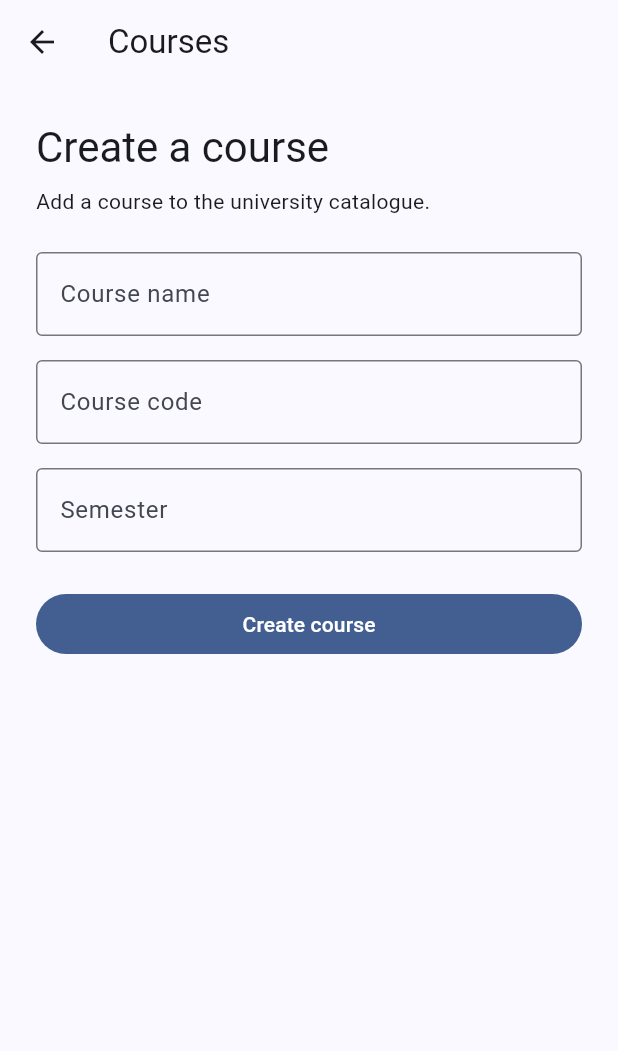
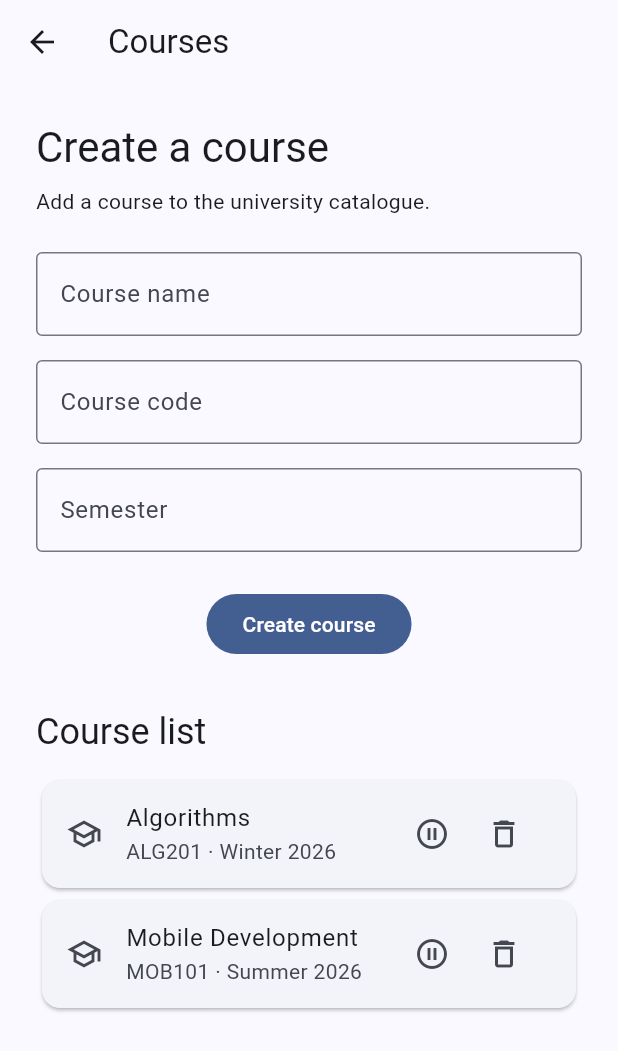
Before and after one commit to AlexisPac0/UniConnect, a Flutter app: the screen it shows after launch, after a tap on "Courses", on a phone screen of 412 x 824 dp. Shown: the top 1051 px of the screen. Run offline on Flutter 3.47's test engine with Material 3 defaults, Android fonts, the phone set to English and light mode, and no system bars; our stand-ins replace equatable, flutter_bloc, get_it, go_router.

Commit message:
SCRUM-30: add the deletion of the courses

```diff
--- a/lib/core/di/injection.dart
+++ b/lib/core/di/injection.dart
@@ -6,6 +6,9 @@ import 'package:uniconnect/features/courses/data/datasources/course_data_source.
 import 'package:uniconnect/features/courses/data/repositories/course_repository_impl.dart';
 import 'package:uniconnect/features/courses/domain/repositories/course_repository.dart';
 import 'package:uniconnect/features/courses/domain/usecases/create_course.dart';
+import 'package:uniconnect/features/courses/domain/usecases/delete_course.dart';
+import 'package:uniconnect/features/courses/domain/usecases/get_courses.dart';
+import 'package:uniconnect/features/courses/domain/usecases/suspend_course.dart';
 import 'package:uniconnect/features/courses/presentation/cubit/course_cubit.dart';
 import 'package:uniconnect/features/home/data/datasources/home_data_source.dart';
 import 'package:uniconnect/features/home/data/repositories/home_repository_impl.dart';
@@ -35,7 +38,10 @@ void _registerCourseFeature() {
       () => CourseRepositoryImpl(getIt()),
     )
     ..registerLazySingleton(() => CreateCourse(getIt()))
-    ..registerFactory(() => CourseCubit(getIt()));
+    ..registerLazySingleton(() => GetCourses(getIt()))
+    ..registerLazySingleton(() => SuspendCourse(getIt()))
+    ..registerLazySingleton(() => DeleteCourse(getIt()))
+    ..registerFactory(() => CourseCubit(getIt(), getIt(), getIt(), getIt()));
 }
 
 void _registerCore() {
--- a/lib/features/courses/data/datasources/course_data_source.dart
+++ b/lib/features/courses/data/datasources/course_data_source.dart
@@ -6,11 +6,30 @@ abstract interface class CourseDataSource {
     required String code,
     required String semester,
   });
+  Future<List<CourseModel>> getCourses();
+  Future<CourseModel> suspendCourse({
+    required String code,
+    required bool isSuspended,
+  });
+  Future<void> deleteCourse({required String code});
 }
 
 /// Temporary backend substitute until the course API is available.
 class FakeCourseDataSource implements CourseDataSource {
   const FakeCourseDataSource();
+
+  static final List<CourseModel> _courses = [
+    const CourseModel(
+      name: 'Algorithms',
+      code: 'ALG201',
+      semester: 'Winter 2026',
+    ),
+    const CourseModel(
+      name: 'Mobile Development',
+      code: 'MOB101',
+      semester: 'Summer 2026',
+    ),
+  ];
 
   @override
   Future<CourseModel> createCourse({
@@ -19,10 +38,46 @@ class FakeCourseDataSource implements CourseDataSource {
     required String semester,
   }) async {
     await Future<void>.delayed(const Duration(milliseconds: 400));
-    return CourseModel(
+    final course = CourseModel(
       name: name.trim(),
       code: code.trim().toUpperCase(),
       semester: semester.trim(),
     );
+    _courses.add(course);
+    return course;
+  }
+
+  @override
+  Future<List<CourseModel>> getCourses() async {
+    await Future<void>.delayed(const Duration(milliseconds: 300));
+    return List<CourseModel>.unmodifiable(_courses);
+  }
+
+  @override
+  Future<CourseModel> suspendCourse({
+    required String code,
+    required bool isSuspended,
+  }) async {
+    await Future<void>.delayed(const Duration(milliseconds: 300));
+    final index = _courses.indexWhere(
+      (course) => course.code.toUpperCase() == code.toUpperCase(),
+    );
+    if (index == -1) throw Exception('Course not found');
+    final updated = CourseModel(
+      name: _courses[index].name,
+      code: _courses[index].code,
+      semester: _courses[index].semester,
+      isSuspended: isSuspended,
+    );
+    _courses[index] = updated;
+    return updated;
+  }
+
+  @override
+  Future<void> deleteCourse({required String code}) async {
+    await Future<void>.delayed(const Duration(milliseconds: 300));
+    _courses.removeWhere(
+      (course) => course.code.toUpperCase() == code.toUpperCase(),
+    );
   }
 }
--- a/lib/features/courses/data/models/course_model.dart
+++ b/lib/features/courses/data/models/course_model.dart
@@ -5,13 +5,20 @@ class CourseModel {
     required this.name,
     required this.code,
     required this.semester,
+    this.isSuspended = false,
   });
 
   final String name;
   final String code;
   final String semester;
+  final bool isSuspended;
 
   Course toEntity() {
-    return Course(name: name, code: code, semester: semester);
+    return Course(
+      name: name,
+      code: code,
+      semester: semester,
+      isSuspended: isSuspended,
+    );
   }
 }
--- a/lib/features/courses/data/repositories/course_repository_impl.dart
+++ b/lib/features/courses/data/repositories/course_repository_impl.dart
@@ -31,4 +31,55 @@ class CourseRepositoryImpl implements CourseRepository {
       );
     }
   }
+
+  @override
+  Future<Result<List<Course>>> getCourses() async {
+    try {
+      final models = await _dataSource.getCourses();
+      return Success(models.map((model) => model.toEntity()).toList());
+    } catch (error) {
+      return Failure(
+        UnexpectedFailure(
+          message: 'Could not load the courses. Please try again.',
+          cause: error,
+        ),
+      );
+    }
+  }
+
+  @override
+  Future<Result<Course>> suspendCourse({
+    required String code,
+    required bool isSuspended,
+  }) async {
+    try {
+      final model = await _dataSource.suspendCourse(
+        code: code,
+        isSuspended: isSuspended,
+      );
+      return Success(model.toEntity());
+    } catch (error) {
+      return Failure(
+        UnexpectedFailure(
+          message: 'Could not update the course. Please try again.',
+          cause: error,
+        ),
+      );
+    }
+  }
+
+  @override
+  Future<Result<void>> deleteCourse({required String code}) async {
+    try {
+      await _dataSource.deleteCourse(code: code);
+      return const Success(null);
+    } catch (error) {
+      return Failure(
+        UnexpectedFailure(
+          message: 'Could not delete the course. Please try again.',
+          cause: error,
+        ),
+      );
+    }
+  }
 }
--- a/lib/features/courses/domain/entities/course.dart
+++ b/lib/features/courses/domain/entities/course.dart
@@ -5,12 +5,14 @@ class Course extends Equatable {
     required this.name,
     required this.code,
     required this.semester,
+    this.isSuspended = false,
   });
 
   final String name;
   final String code;
   final String semester;
+  final bool isSuspended;
 
   @override
-  List<Object?> get props => [name, code, semester];
+  List<Object?> get props => [name, code, semester, isSuspended];
 }
--- a/lib/features/courses/domain/repositories/course_repository.dart
+++ b/lib/features/courses/domain/repositories/course_repository.dart
@@ -7,4 +7,10 @@ abstract interface class CourseRepository {
     required String code,
     required String semester,
   });
+  Future<Result<List<Course>>> getCourses();
+  Future<Result<Course>> suspendCourse({
+    required String code,
+    required bool isSuspended,
+  });
+  Future<Result<void>> deleteCourse({required String code});
 }
--- /dev/null
+++ b/lib/features/courses/domain/usecases/delete_course.dart
@@ -0,0 +1,20 @@
+import 'package:uniconnect/core/result/result.dart';
+import 'package:uniconnect/core/usecase/usecase.dart';
+import 'package:uniconnect/features/courses/domain/repositories/course_repository.dart';
+
+class DeleteCourseParams {
+  const DeleteCourseParams(this.code);
+
+  final String code;
+}
+
+class DeleteCourse extends UseCase<void, DeleteCourseParams> {
+  const DeleteCourse(this._repository);
+
+  final CourseRepository _repository;
+
+  @override
+  Future<Result<void>> call(DeleteCourseParams params) {
+    return _repository.deleteCourse(code: params.code);
+  }
+}
--- /dev/null
+++ b/lib/features/courses/domain/usecases/get_courses.dart
@@ -0,0 +1,15 @@
+import 'package:uniconnect/core/result/result.dart';
+import 'package:uniconnect/core/usecase/usecase.dart';
+import 'package:uniconnect/features/courses/domain/entities/course.dart';
+import 'package:uniconnect/features/courses/domain/repositories/course_repository.dart';
+
+class GetCourses extends UseCase<List<Course>, NoParams> {
+  const GetCourses(this._repository);
+
+  final CourseRepository _repository;
+
+  @override
+  Future<Result<List<Course>>> call(NoParams params) {
+    return _repository.getCourses();
+  }
+}
--- /dev/null
+++ b/lib/features/courses/domain/usecases/suspend_course.dart
@@ -0,0 +1,25 @@
+import 'package:uniconnect/core/result/result.dart';
+import 'package:uniconnect/core/usecase/usecase.dart';
+import 'package:uniconnect/features/courses/domain/entities/course.dart';
+import 'package:uniconnect/features/courses/domain/repositories/course_repository.dart';
+
+class SuspendCourseParams {
+  const SuspendCourseParams({required this.code, required this.isSuspended});
+
+  final String code;
+  final bool isSuspended;
+}
+
+class SuspendCourse extends UseCase<Course, SuspendCourseParams> {
+  const SuspendCourse(this._repository);
+
+  final CourseRepository _repository;
+
+  @override
+  Future<Result<Course>> call(SuspendCourseParams params) {
+    return _repository.suspendCourse(
+      code: params.code,
+      isSuspended: params.isSuspended,
+    );
+  }
+}
--- a/lib/features/courses/presentation/cubit/course_cubit.dart
+++ b/lib/features/courses/presentation/cubit/course_cubit.dart
@@ -1,15 +1,39 @@
 import 'package:equatable/equatable.dart';
 import 'package:flutter_bloc/flutter_bloc.dart';
 import 'package:uniconnect/core/result/result.dart';
+import 'package:uniconnect/core/usecase/usecase.dart';
 import 'package:uniconnect/features/courses/domain/entities/course.dart';
 import 'package:uniconnect/features/courses/domain/usecases/create_course.dart';
+import 'package:uniconnect/features/courses/domain/usecases/delete_course.dart';
+import 'package:uniconnect/features/courses/domain/usecases/get_courses.dart';
+import 'package:uniconnect/features/courses/domain/usecases/suspend_course.dart';
 
 part 'course_state.dart';
 
 class CourseCubit extends Cubit<CourseState> {
-  CourseCubit(this._createCourse) : super(const CourseInitial());
+  CourseCubit(
+    this._createCourse, [
+    this._getCourses,
+    this._suspendCourse,
+    this._deleteCourse,
+  ]) : super(const CourseInitial());
 
   final CreateCourse _createCourse;
+  final GetCourses? _getCourses;
+  final SuspendCourse? _suspendCourse;
+  final DeleteCourse? _deleteCourse;
+
+  Future<void> load() async {
+    final getCourses = _getCourses;
+    if (getCourses == null) return;
+    emit(const CourseLoading());
+    final result = await getCourses(const NoParams());
+    if (isClosed) return;
+    emit(switch (result) {
+      Success(:final value) => CourseLoaded(value),
+      Failure(:final failure) => CourseError(failure.message),
+    });
+  }
 
   Future<void> create({
     required String name,
@@ -26,4 +50,56 @@ class CourseCubit extends Cubit<CourseState> {
       Failure(:final failure) => CourseError(failure.message),
     });
   }
+
+  Future<void> suspend(Course course) async {
+    final suspendCourse = _suspendCourse;
+    if (suspendCourse == null) return;
+    emit(CourseUpdating(List<Course>.from(_courses)));
+    final result = await suspendCourse(
+      SuspendCourseParams(code: course.code, isSuspended: !course.isSuspended),
+    );
+    if (isClosed) return;
+    emit(switch (result) {
+      Success(:final value) => CourseLoaded(_coursesWith(value, replace: true)),
+      Failure(:final failure) => CourseError(failure.message),
+    });
+  }
+
+  Future<void> delete(Course course) async {
+    final deleteCourse = _deleteCourse;
+    if (deleteCourse == null) return;
+    emit(CourseUpdating(List<Course>.from(_courses)));
+    final result = await deleteCourse(DeleteCourseParams(course.code));
+    if (isClosed) return;
+    emit(switch (result) {
+      Success() => CourseLoaded(
+        _courses.where((item) => item.code != course.code).toList(),
+      ),
+      Failure(:final failure) => CourseError(failure.message),
+    });
+  }
+
+  List<Course> get _courses {
+    final state = this.state;
+    return switch (state) {
+      CourseLoaded(:final courses) => courses,
+      CourseCreating() => const [],
+      CourseCreated(:final courses) => courses,
+      CourseUpdating(:final courses) => courses,
+      CourseInitial() => const [],
+      CourseLoading() => const [],
+      CourseError(:final courses) => courses,
+    };
+  }
+
+  List<Course> _coursesWith(Course course, {bool replace = false}) {
+    final courses = List<Course>.from(_courses);
+    final index = courses.indexWhere((item) => item.code == course.code);
+    if (index >= 0 && replace) {
+      courses[index] = course;
+    } else if (index == -1) {
+      courses.add(course);
+    }
+    return courses;
+  }
 }
--- a/lib/features/courses/presentation/cubit/course_state.dart
+++ b/lib/features/courses/presentation/cubit/course_state.dart
@@ -16,19 +16,43 @@ final class CourseCreating extends CourseState {
 }
 
 final class CourseCreated extends CourseState {
-  const CourseCreated(this.course);
+  const CourseCreated(this.course, {this.courses = const []});
 
   final Course course;
+  final List<Course> courses;
 
   @override
-  List<Object?> get props => [course];
+  List<Object?> get props => [course, courses];
+}
+
+final class CourseLoading extends CourseState {
+  const CourseLoading();
+}
+
+final class CourseLoaded extends CourseState {
+  const CourseLoaded(this.courses);
+
+  final List<Course> courses;
+
+  @override
+  List<Object?> get props => [courses];
+}
+
+final class CourseUpdating extends CourseState {
+  const CourseUpdating(this.courses);
+
+  final List<Course> courses;
+
+  @override
+  List<Object?> get props => [courses];
 }
 
 final class CourseError extends CourseState {
-  const CourseError(this.message);
+  const CourseError(this.message, {this.courses = const []});
 
   final String message;
+  final List<Course> courses;
 
   @override
-  List<Object?> get props => [message];
+  List<Object?> get props => [message, courses];
 }
--- a/lib/features/courses/presentation/pages/course_page.dart
+++ b/lib/features/courses/presentation/pages/course_page.dart
@@ -1,6 +1,7 @@
 import 'package:flutter/material.dart';
 import 'package:flutter_bloc/flutter_bloc.dart';
 import 'package:uniconnect/core/di/injection.dart';
+import 'package:uniconnect/features/courses/domain/entities/course.dart';
 import 'package:uniconnect/features/courses/presentation/cubit/course_cubit.dart';
 
 class CoursePage extends StatelessWidget {
@@ -45,6 +46,14 @@ class _CourseViewState extends State<CourseView> {
     );
   }
 
+  @override
+  void initState() {
+    super.initState();
+    WidgetsBinding.instance.addPostFrameCallback((_) {
+      context.read<CourseCubit>().load();
+    });
+  }
+
   String? _required(String? value) {
     return value == null || value.trim().isEmpty
         ? 'This field is required'
@@ -62,12 +71,23 @@ class _CourseViewState extends State<CourseView> {
               context,
             ).showSnackBar(SnackBar(content: Text(message)));
           }
+          if (state is CourseCreated) {
+            _nameController.clear();
+            _codeController.clear();
+            _semesterController.clear();
+            context.read<CourseCubit>().load();
+          }
         },
         builder: (context, state) {
           final isCreating = state is CourseCreating;
-          return Form(
-            key: _formKey,
-            child: ListView(
+          final courses = switch (state) {
+            CourseLoaded(:final courses) => courses,
+            CourseCreated(:final courses) => courses,
+            CourseUpdating(:final courses) => courses,
+            CourseError(:final courses) => courses,
+            _ => const <Course>[],
+          };
+          return ListView(
             padding: const EdgeInsets.all(24),
             children: [
               Text(
@@ -77,6 +97,10 @@ class _CourseViewState extends State<CourseView> {
               const SizedBox(height: 8),
               const Text('Add a course to the university catalogue.'),
               const SizedBox(height: 24),
+              Form(
+                key: _formKey,
+                child: Column(
+                  children: [
                     TextFormField(
                       controller: _nameController,
                       decoration: const InputDecoration(
@@ -118,21 +142,89 @@ class _CourseViewState extends State<CourseView> {
                             )
                           : const Text('Create course'),
                     ),
-                if (state case CourseCreated(:final course)) ...[
-                  const SizedBox(height: 24),
+                  ],
+                ),
+              ),
+              const SizedBox(height: 32),
+              Text(
+                'Course list',
+                style: Theme.of(context).textTheme.headlineSmall,
+              ),
+              const SizedBox(height: 12),
+              if (state is CourseLoading)
+                const Center(child: CircularProgressIndicator())
+              else if (courses.isEmpty)
+                const Card(
+                  child: ListTile(
+                    leading: Icon(Icons.school_outlined),
+                    title: Text('No courses'),
+                  ),
+                )
+              else
+                for (final course in courses)
                   Card(
                     child: ListTile(
-                      leading: const Icon(Icons.check_circle),
+                      leading: Icon(
+                        course.isSuspended
+                            ? Icons.pause_circle_outline
+                            : Icons.school_outlined,
+                      ),
                       title: Text(course.name),
-                      subtitle: Text('${course.code} · ${course.semester}'),
+                      subtitle: Text(
+                        '${course.code} · ${course.semester}'
+                        '${course.isSuspended ? ' · Suspended' : ''}',
+                      ),
+                      trailing: Row(
+                        mainAxisSize: MainAxisSize.min,
+                        children: [
+                          IconButton(
+                            tooltip: course.isSuspended
+                                ? 'Restore course'
+                                : 'Suspend course',
+                            icon: Icon(
+                              course.isSuspended
+                                  ? Icons.play_circle_outline
+                                  : Icons.pause_circle_outline,
+                            ),
+                            onPressed: () =>
+                                context.read<CourseCubit>().suspend(course),
+                          ),
+                          IconButton(
+                            tooltip: 'Delete course',
+                            icon: const Icon(Icons.delete_outline),
+                            onPressed: () => _confirmDelete(context, course),
+                          ),
+                        ],
+                      ),
                     ),
                   ),
             ],
-              ],
-            ),
           );
         },
       ),
     );
   }
+
+  Future<void> _confirmDelete(BuildContext context, Course course) async {
+    final confirmed = await showDialog<bool>(
+      context: context,
+      builder: (dialogContext) => AlertDialog(
+        title: const Text('Delete course'),
+        content: Text('Permanently delete ${course.name}?'),
+        actions: [
+          TextButton(
+            onPressed: () => Navigator.of(dialogContext).pop(false),
+            child: const Text('Cancel'),
+          ),
+          FilledButton(
+            onPressed: () => Navigator.of(dialogContext).pop(true),
+            child: const Text('Delete'),
+          ),
+        ],
+      ),
+    );
+    if (confirmed == true && context.mounted) {
+      context.read<CourseCubit>().delete(course);
     }
+  }
+}
```
Lines whose indentation alone changed are shown as unchanged.
